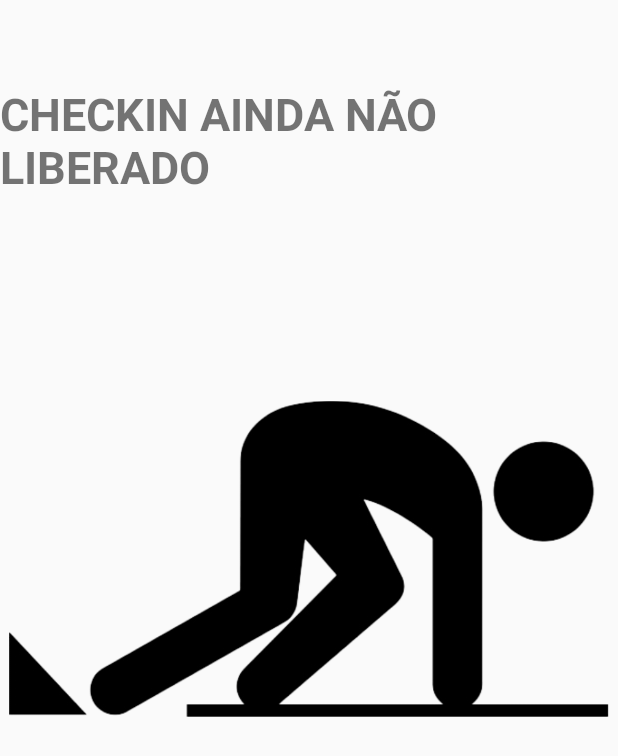
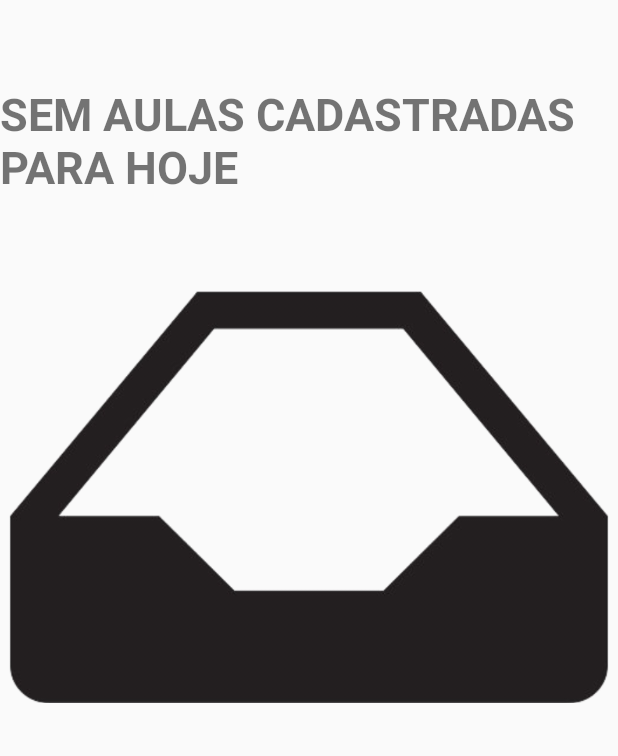
Before and after one commit to MarcelloVSilva/ImHere, an Android app: the fragment SemAulasHojeParaDisciplina shown on its own in the app's theme, on a phone screen of 412 x 824 dp. Shown: the top 756 px of the screen. Run offline under Robolectric (Android 15) with nearby library versions, the phone set to English and light mode, and no system bars.

Commit message:
fragment sem aula

```diff
--- a/app/src/main/java/com/example/marcello/tomadordefrequencia/componentes/telas/SemDisciplinasParaHoje.java
+++ b/app/src/main/java/com/example/marcello/tomadordefrequencia/componentes/telas/SemDisciplinasParaHoje.java
@@ -13,6 +13,6 @@ public class SemDisciplinasParaHoje extends AppCompatActivity {
 
     protected void onCreate(Bundle savedInstanceState) {
         super.onCreate(savedInstanceState);
-        setContentView(R.layout.sem_disciplinas_para_hoje);
+        setContentView(R.layout.nao_tem_mais_disciplinas_para_hoje);
     }
 }
--- a/app/src/main/java/com/example/marcello/tomadordefrequencia/componentes/telas/EmProcessoAula.java
+++ b/app/src/main/java/com/example/marcello/tomadordefrequencia/componentes/telas/fragments/EmProcessoAula.java
@@ -1,4 +1,4 @@
-package com.example.marcello.tomadordefrequencia.componentes.telas;
+package com.example.marcello.tomadordefrequencia.componentes.telas.fragments;
 
 
 import android.annotation.SuppressLint;
--- a/app/src/main/java/com/example/marcello/tomadordefrequencia/componentes/telas/FimDoProcesso.java
+++ b/app/src/main/java/com/example/marcello/tomadordefrequencia/componentes/telas/fragments/FimDoProcesso.java
@@ -1,4 +1,4 @@
-package com.example.marcello.tomadordefrequencia.componentes.telas;
+package com.example.marcello.tomadordefrequencia.componentes.telas.fragments;
 
 
 import android.app.Fragment;
--- a/app/src/main/java/com/example/marcello/tomadordefrequencia/componentes/telas/AindaNaoComecou.java
+++ b/app/src/main/java/com/example/marcello/tomadordefrequencia/componentes/telas/fragments/SemAulasHojeParaDisciplina.java
@@ -1,21 +1,25 @@
-package com.example.marcello.tomadordefrequencia.componentes.telas;
-
+package com.example.marcello.tomadordefrequencia.componentes.telas.fragments;
 
 import android.app.Fragment;
 import android.os.Bundle;
 import android.support.annotation.Nullable;
+import android.support.v7.app.AppCompatActivity;
 import android.view.LayoutInflater;
 import android.view.View;
 import android.view.ViewGroup;
 
 import com.example.marcello.tomadordefrequencia.R;
 
-public class AindaNaoComecou extends Fragment {
+/**
+ * Created by marcello on 6/14/18.
+ */
+
+public class SemAulasHojeParaDisciplina  extends Fragment {
 
     @Nullable
     @Override
     public View onCreateView(LayoutInflater inflater, @Nullable ViewGroup container, Bundle savedInstanceState) {
-        View view =  inflater.inflate(R.layout.nao_comecou_fragment, container, false);
+        View view =  inflater.inflate(R.layout.sem_aulas_fragment, container, false);
         return view;
     }
 }
--- /dev/null
+++ b/app/src/main/res/layout/sem_aulas_fragment.xml
@@ -0,0 +1,28 @@
+<?xml version="1.0" encoding="utf-8"?>
+<RelativeLayout xmlns:android="http://schemas.android.com/apk/res/android"
+    xmlns:app="http://schemas.android.com/apk/res-auto"
+    xmlns:tools="http://schemas.android.com/tools"
+    android:layout_width="match_parent"
+    android:layout_height="match_parent">
+
+    <TextView
+        android:id="@+id/tituloSemAulasHoje"
+        android:layout_width="wrap_content"
+        android:layout_height="wrap_content"
+        android:layout_alignParentTop="true"
+        android:layout_centerHorizontal="true"
+        android:layout_marginTop="55dp"
+        android:textAllCaps="true"
+        android:textSize="30sp"
+        android:text="Sem aulas cadastradas para hoje"
+        android:textStyle="bold" />
+
+    <ImageView
+        android:id="@+id/imageViewSemAulas"
+        android:layout_width="400dp"
+        android:layout_height="400dp"
+        android:layout_below="@+id/tituloSemAulasHoje"
+        app:srcCompat="@drawable/sem_aulas"
+        android:layout_centerHorizontal="true"/>
+
+</RelativeLayout>
```
Also changed, not shown: app/src/main/java/com/example/marcello/tomadordefrequencia/componentes/telas/ProximaDisciplina.java (+17 -9 lines), app/src/main/java/com/example/marcello/tomadordefrequencia/componentes/telas/fragments/AindaNaoComecou.java (added, +21 -0 lines), app/src/main/res/layout/nao_tem_mais_disciplinas_para_hoje.xml (+0 -10 lines), app/src/main/res/layout/sem_disciplinas_para_hoje.xml (deleted, +0 -48 lines), app/src/main/res/drawable/sem_aulas.png (added).
